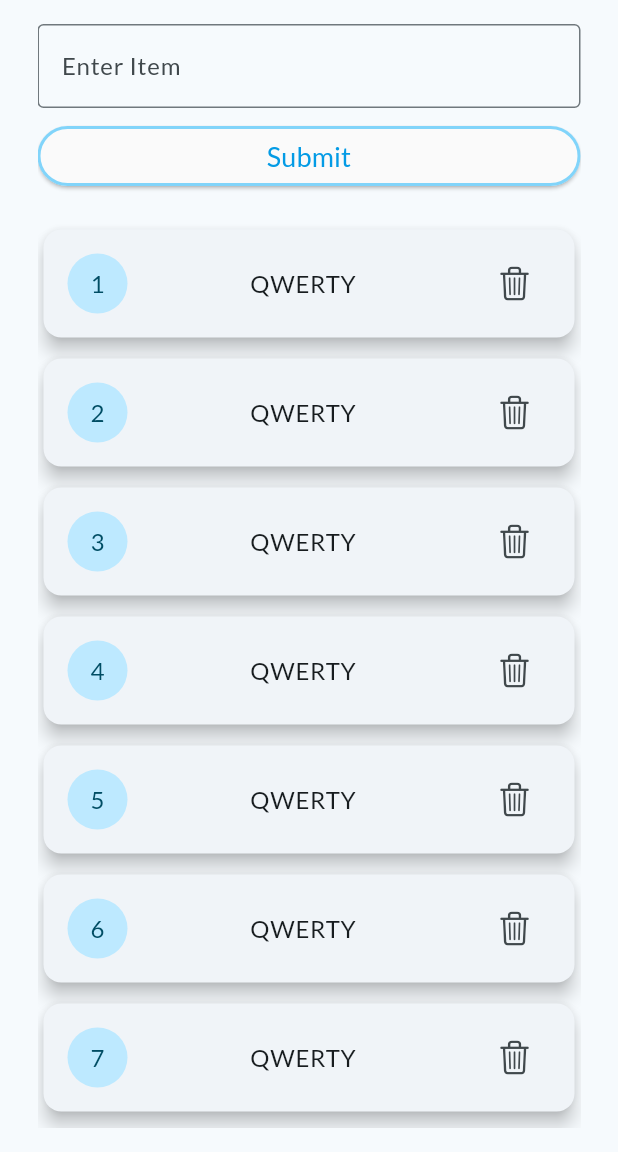
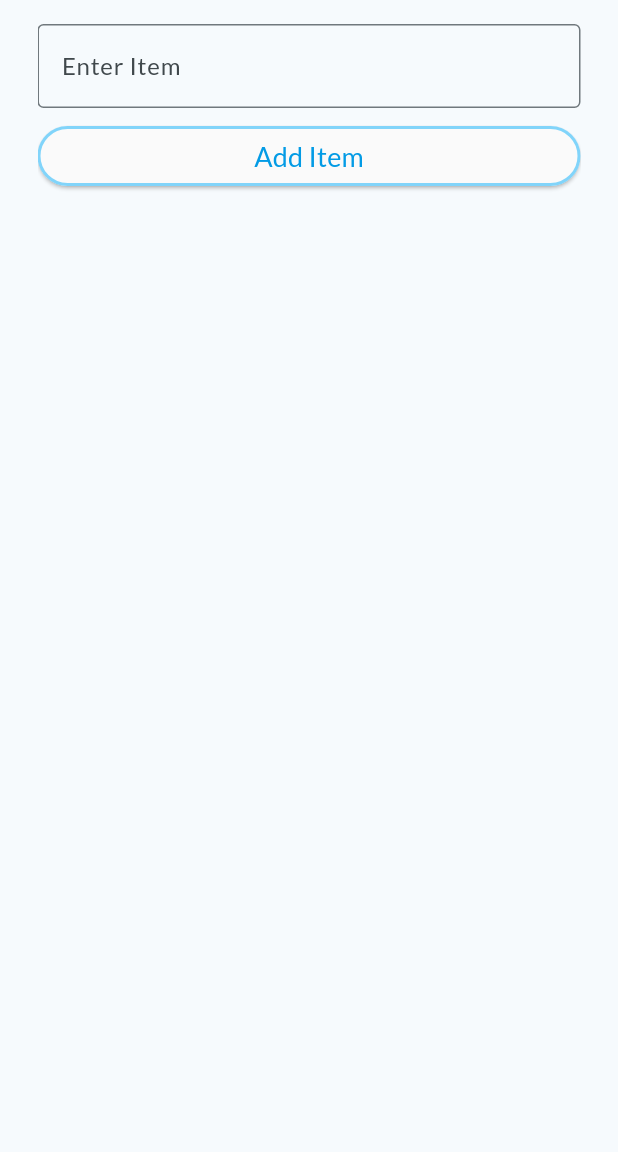
Before and after one commit to deepak-kumar-iphtech/flutter_provider, a Flutter app: the screen it shows after launch, on a phone screen of 412 x 824 dp, the part 84-1236 px from its top. Run offline on Flutter 3.47's test engine with Material 3 defaults, Android fonts, the phone set to English and light mode, and no system bars; our stand-ins replace google_fonts.

Commit message:
add and delete completed

```diff
--- a/lib/main.dart
+++ b/lib/main.dart
@@ -1,8 +1,7 @@
 import 'package:flutter/material.dart';
 import 'package:flutter_application/mainscreens/home.dart';
-import 'package:flutter_application/pages/first.dart';
+import 'package:flutter_application/mainscreens/item_provider.dart';
 import 'package:flutter_application/pages/list_provider.dart';
-import 'package:flutter_application/pages/practice.dart';
 import 'package:provider/provider.dart';
 import 'package:google_fonts/google_fonts.dart';
 
@@ -17,8 +16,9 @@ class MyApp extends StatelessWidget {
   Widget build(BuildContext context) {
     return MultiProvider(
       providers: [
-        ChangeNotifierProvider(create: (context) => NumberList()),
-        ChangeNotifierProvider(create: (context) => NumberList2()),
+        ChangeNotifierProvider(create: (context) => ItemProvider()),
+        // ChangeNotifierProvider(create: (context) => NumberList()),
+        // ChangeNotifierProvider(create: (context) => NumberList2()),
       ],
       child: MaterialApp(
           debugShowCheckedModeBanner: false,
@@ -28,7 +28,7 @@ class MyApp extends StatelessWidget {
             fontFamily: GoogleFonts.lato().fontFamily,
             //useMaterial3: true,
           ),
-          home: Home()
+          home: const Home()
           //const Practice(),
           //     const MyHomePage(
           //   title: "Practice Home Page",
--- a/lib/mainscreens/home.dart
+++ b/lib/mainscreens/home.dart
@@ -1,5 +1,7 @@
 import 'package:flutter/cupertino.dart';
 import 'package:flutter/material.dart';
+import 'package:flutter_application/mainscreens/item_provider.dart';
+import 'package:provider/provider.dart';
 
 class Home extends StatefulWidget {
   const Home({super.key});
@@ -9,9 +11,12 @@ class Home extends StatefulWidget {
 }
 
 class _HomeState extends State<Home> {
+  TextEditingController myController = TextEditingController();
   @override
   Widget build(BuildContext context) {
-    return Scaffold(
+    print('build');
+    return Consumer<ItemProvider>(
+      builder: (context, data, child) => Scaffold(
         appBar: AppBar(
           backgroundColor: Theme.of(context).colorScheme.inversePrimary,
           title: const Text(
@@ -27,9 +32,11 @@ class _HomeState extends State<Home> {
                 height: 130,
                 child: ListView(
                   children: [
-                  const TextField(
-                    decoration: InputDecoration(
-                        border: OutlineInputBorder(), labelText: 'Enter Item'),
+                    TextField(
+                      controller: myController,
+                      decoration: const InputDecoration(
+                          border: OutlineInputBorder(),
+                          labelText: 'Enter Item'),
                     ),
                     const SizedBox(height: 8.0),
                     ElevatedButton(
@@ -38,24 +45,33 @@ class _HomeState extends State<Home> {
                             backgroundColor: Colors.grey.shade50,
                             side: BorderSide(
                                 width: 2.0, color: Colors.lightBlue.shade200)),
-                      onPressed: () {},
+                        onPressed: () {
+                          if (myController.text.isNotEmpty) {
+                            data.addItem(myController.text);
+                          } else {
+                            newMethod(context);
+                          }
+                          myController.text = '';
+                        },
                         child: const Text(
-                        'Submit',
+                          'Add Item',
                           style: TextStyle(fontSize: 18),
                         )),
                     const SizedBox(height: 12.0),
                     const Center(
                         child: Text(
                       'ITEMS LIST',
-                    style: TextStyle(fontSize: 20, fontWeight: FontWeight.bold),
+                      style:
+                          TextStyle(fontSize: 20, fontWeight: FontWeight.bold),
                     )),
                   ],
                 ),
               ),
               Expanded(
                 child: ListView.builder(
-                  itemCount: 10,
+                    itemCount: data.items.length,
                     itemBuilder: (context, index) {
+                      final item = data.items[index];
                       return Padding(
                         padding: const EdgeInsets.symmetric(vertical: 3.0),
                         child: Card(
@@ -63,10 +79,13 @@ class _HomeState extends State<Home> {
                             child: ListTile(
                               contentPadding: const EdgeInsets.symmetric(
                                   vertical: 8.0, horizontal: 16.0),
-                            leading: CircleAvatar(child: Text('${index + 1}')),
-                            title: const Center(child: Text('QWERTY')),
+                              leading:
+                                  CircleAvatar(child: Text('${index + 1}')),
+                              title: Center(child: Text(item)),
                               trailing: IconButton(
-                                onPressed: () {},
+                                  onPressed: () {
+                                    data.removeItem(index);
+                                  },
                                   icon: const Icon(CupertinoIcons.delete)),
                             )),
                       );
@@ -75,6 +94,26 @@ class _HomeState extends State<Home> {
             ],
           ),
         ),
+      ),
     );
   }
+
+  Future<dynamic> newMethod(BuildContext context) {
+    return showDialog(
+        context: context,
+        builder: (context) {
+          return AlertDialog(
+            title: const Text('No Item...!'),
+            //icon: Icon(CupertinoIcons.clear_thick),
+            content: const Text('Try to add atleast one item.'),
+            actions: [
+              TextButton(
+                  onPressed: () {
+                    Navigator.pop(context);
+                  },
+                  child: Text('OK'))
+            ],
+          );
+        });
   }
+}
```
Also changed, not shown: lib/mainscreens/item_provider.dart (+6 -4 lines). Lines whose indentation alone changed are shown as unchanged.
